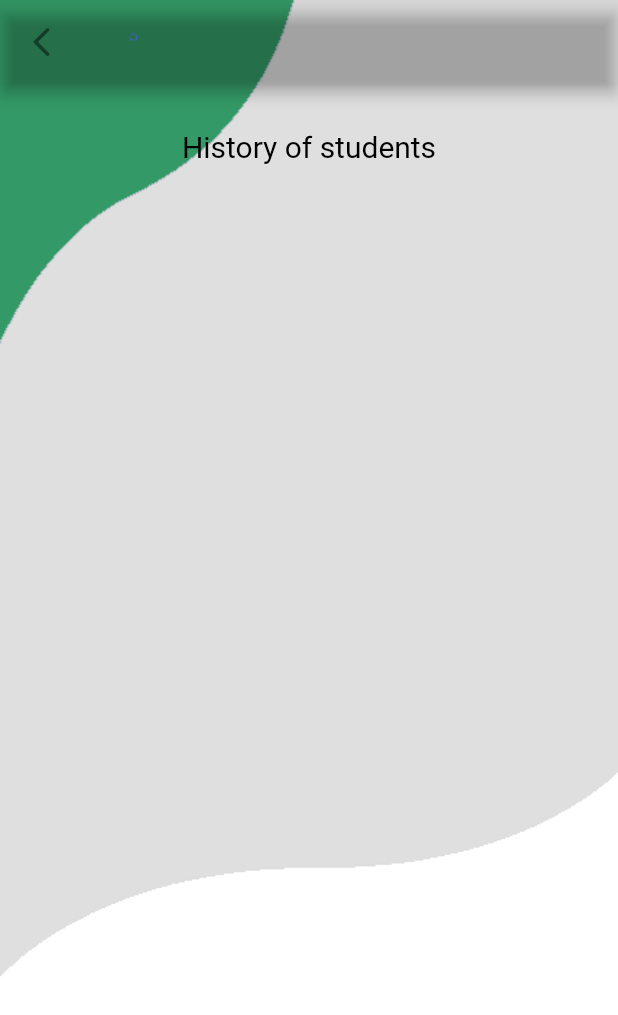
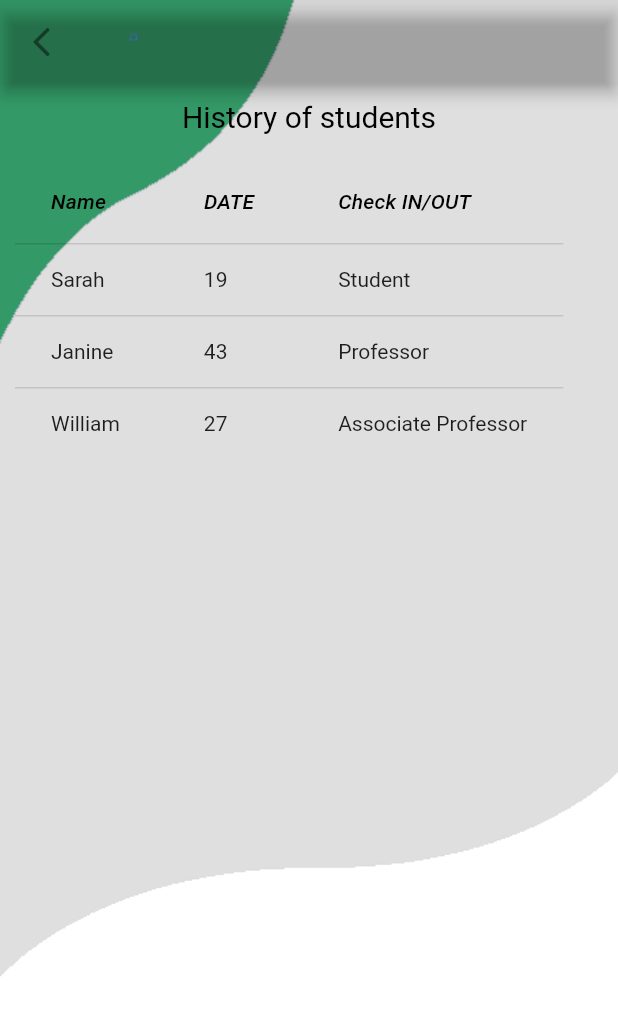
Before and after one commit to khaledDerbass/traineeguide1, a Flutter app: the mySupervisor1 screen opened by its route, on a phone screen of 412 x 824 dp. Shown: the top 1015 px of the screen. Run offline on Flutter 3.47's test engine with Material 2 defaults, Android fonts, the phone set to English and light mode, and no system bars; our stand-ins replace firebase_auth, firebase_core, firebase_database, geolocator, google_maps_flutter, location; accounts and stored records are empty.

Commit message:
supervisor_page.dart modified

```diff
--- a/lib/supervisor_page.dart
+++ b/lib/supervisor_page.dart
@@ -63,7 +63,7 @@ class _mySupervisorState1 extends State<mySupervisor1> {
                 children: [
                   Container(
                     padding: EdgeInsets.only(
-                      top: 30.0,
+                      top: 10.0,
                     ),
                     child: Text(
                       'History of students',
@@ -76,23 +76,66 @@ class _mySupervisorState1 extends State<mySupervisor1> {
                   ),
                 ],
               ),
-              SingleChildScrollView(
-                child: Container(
-                  padding: EdgeInsets.only(
-                    top: MediaQuery
-                        .of(context)
-                        .size
-                        .height * 0.25,
-                    left: 35,
-                    right: 35,
+          Padding(
+              padding: const EdgeInsets.only(
+                  top: 50.0, left: 10, right: 10
               ),
 
+                  child: DataTable(
 
-                ),),
+                            columns: const <DataColumn>[
+                            DataColumn(
+                            label: Text(
+                            'Name',
+                            style: TextStyle(fontStyle: FontStyle.italic),
+                          ),
+                        ),
+                        DataColumn(
+                        label: Text(
+                        'DATE',
+                        style: TextStyle(fontStyle: FontStyle.italic),
+                        ),
+                        ),
+                        DataColumn(
+                        label: Text(
+                        'Check IN/OUT',
+                        style: TextStyle(fontStyle: FontStyle.italic),
+                        ),
+                        ),
+                        ],
+                        rows: const <DataRow>[
+                        DataRow(
+                        cells: <DataCell>[
+                        DataCell(Text('Sarah')),
+                        DataCell(Text('19')),
+                        DataCell(Text('Student')),
+                        ],
+                        ),
+                        DataRow(
+                        cells: <DataCell>[
+                        DataCell(Text('Janine')),
+                        DataCell(Text('43')),
+                        DataCell(Text('Professor')),
+                        ],
+                        ),
+                        DataRow(
+                        cells: <DataCell>[
+                        DataCell(Text('William')),
+                        DataCell(Text('27')),
+                        DataCell(Text('Associate Professor')),
+                        ],
+                        ),
+                        ],
+                        )
+          ),
                     ],
           ),
                 ),
       ),
+
+
         );
+
+
   }
 }
```
Lines whose indentation alone changed are shown as unchanged.
